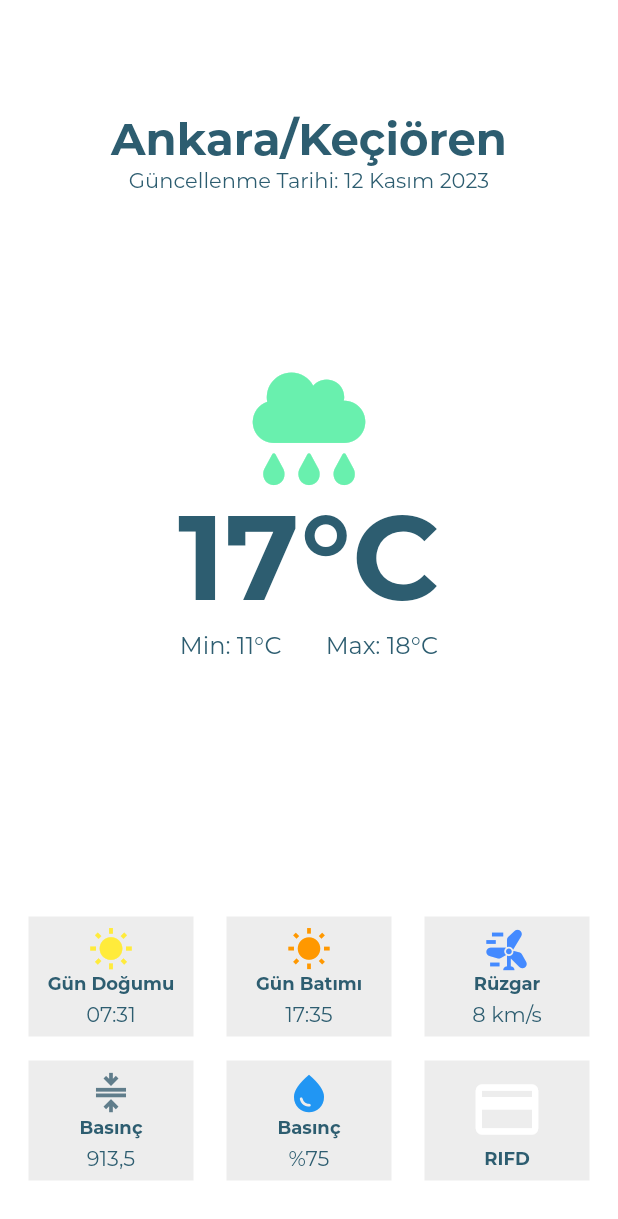
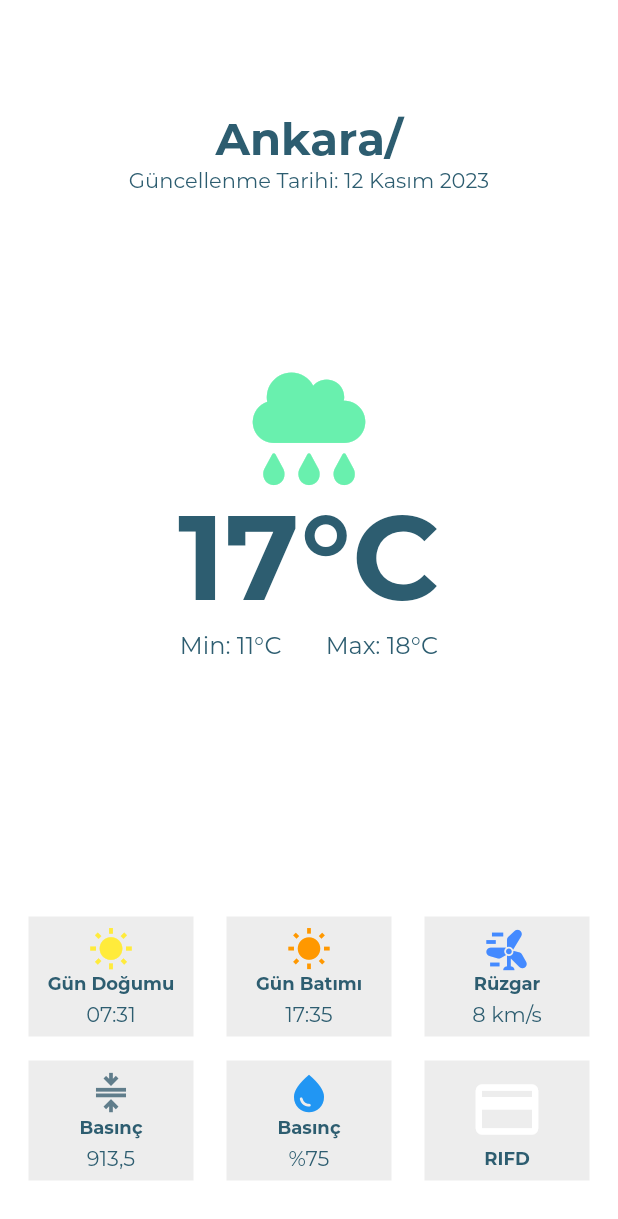
Before and after one commit to 08kerem1907/flutter_firebase_auth-main, a Flutter app: the WeatherScreen screen opened directly, on a phone screen of 412 x 824 dp. Shown: the top 1219 px of the screen. Run offline on Flutter 3.47's test engine with Material 2 defaults, Android fonts, the phone set to English and light mode, and no system bars; our stand-ins replace cloud_firestore, firebase_auth, firebase_core, fluttertoast, font_awesome_flutter, get_it and 1 more; accounts and stored records are empty.

Commit message:
proje düzenlendi2

```diff
--- a/lib/screens/weather_screen.dart
+++ b/lib/screens/weather_screen.dart
@@ -21,7 +21,7 @@ class _WeatherScreenState extends State<WeatherScreen> {
             SizedBox(height: 66.0),
             // Şehir/İlçe Adı ve Güncellenme Tarihi
             Text(
-              'Ankara/Keçiören',
+              'Ankara/',
               style: TextStyle(fontSize: 30, fontWeight: FontWeight.bold),
             ),
             Text('Güncellenme Tarihi: 12 Kasım 2023'),
```
